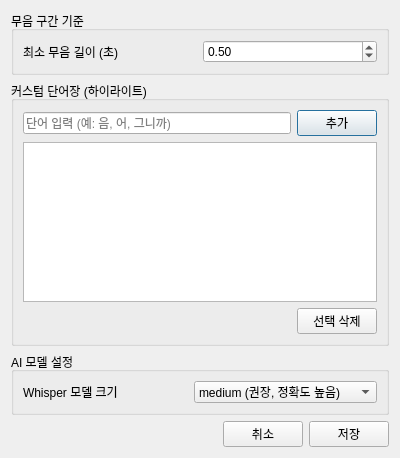
The window that frontend/settings_dialog.ui (ma1ing1ing/SNAP-Editor) describes before a commit, drawn with Qt 5.
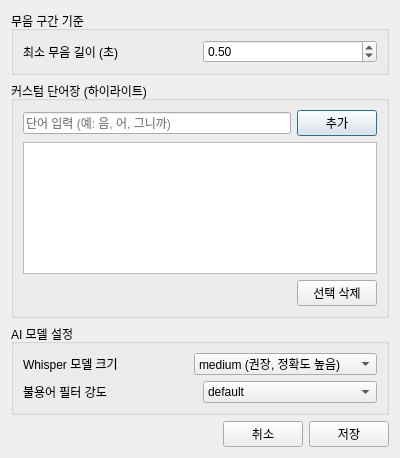
The same window after the commit.

What changed in the file:
```diff
--- a/frontend/settings_dialog.ui
+++ b/frontend/settings_dialog.ui
@@ -114,6 +114,8 @@
      <property name="title">
       <string>AI 모델 설정</string>
      </property>
+     <layout class="QVBoxLayout" name="layout_ai_main">
+      <item>
      <layout class="QHBoxLayout" name="layout_ai">
       <item>
        <widget class="QLabel" name="label_whisper_model">
@@ -153,6 +155,41 @@
          </property>
         </item>
        </widget>
+        </item>
+       </layout>
+      </item>
+      <item>
+       <layout class="QHBoxLayout" name="layout_stopword">
+        <item>
+         <widget class="QLabel" name="label_stopword_mode">
+          <property name="text">
+           <string>불용어 필터 강도</string>
+          </property>
+         </widget>
+        </item>
+        <item>
+         <widget class="QComboBox" name="combo_stopword_mode">
+          <property name="currentIndex">
+           <number>1</number>
+          </property>
+          <item>
+           <property name="text">
+            <string>light</string>
+           </property>
+          </item>
+          <item>
+           <property name="text">
+            <string>default</string>
+           </property>
+          </item>
+          <item>
+           <property name="text">
+            <string>aggressive</string>
+           </property>
+          </item>
+         </widget>
+        </item>
+       </layout>
       </item>
      </layout>
     </widget>
```
Lines whose indentation alone changed are shown as unchanged.
